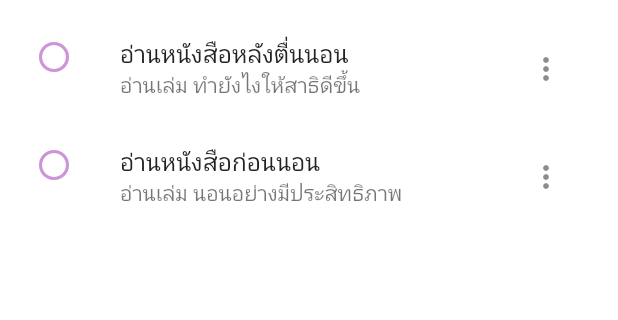
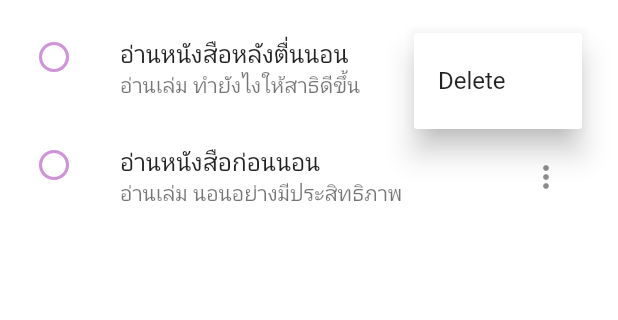
Before and after one commit to runyasak/todo_flutter_odds, a Flutter app: the screen it shows after launch, after a tap on the "more vert" icon, on a phone screen of 412 x 824 dp, the part 602-922 px from its top. Run offline on Flutter 3.47's test engine with Material 2 defaults, Android fonts, the phone set to English and light mode, and no system bars; our stand-ins replace google_fonts; Roboto replaces fonts that are missing (Kanit).

Commit message:
feat: add deleteTodo and implement

```diff
--- a/lib/screens/home.dart
+++ b/lib/screens/home.dart
@@ -76,13 +76,24 @@ class _HomeScreenState extends State<HomeScreen> {
                                   ),
                             title: Text(todos[index].topic),
                             subtitle: Text(todos[index].msg),
-                            trailing: IconButton(
+                            trailing: PopupMenuButton(
+                              itemBuilder: (context) => [
+                                PopupMenuItem(
+                                  value: 'delete',
+                                  child: Text('Delete'),
+                                ),
+                              ],
+                              onSelected: (value) async {
+                                if (value == 'delete') {
+                                  await MockTodo.deleteTodo(index);
+                                  await setTodo();
+                                }
+                              },
                               icon: Icon(Icons.more_vert),
-                              onPressed: () {},
                             ),
                             onTap: () async {
                               await MockTodo.completeTodo(index);
-                              await this.setTodo();
+                              await setTodo();
                             },
                           );
                         },
--- a/lib/services/mock_todo.dart
+++ b/lib/services/mock_todo.dart
@@ -23,4 +23,9 @@ class MockTodo {
     await Future.delayed(Duration(milliseconds: 200));
     todos[index].complete = !todos[index].complete;
   }
+
+  static Future<void> deleteTodo(int index) async {
+    await Future.delayed(Duration(milliseconds: 200));
+    todos.removeAt(index);
+  }
 }
```
